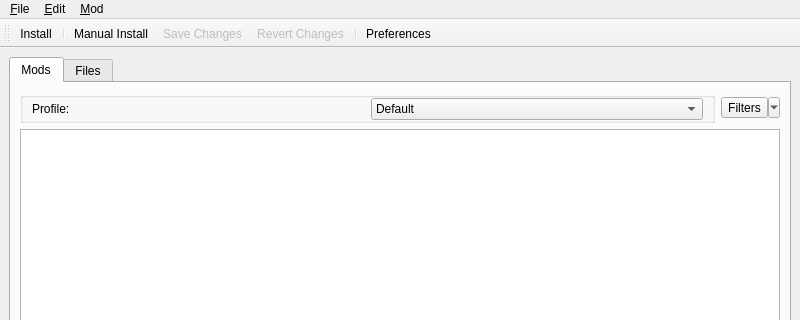
Above: skymodman/interface/designer/ui/manager_window.ui from Kf4btg/SkyModMan before the change; both pictures show x 0 to 800 and y 0 to 320 of the 800 by 600 pixel window. Below: the same form after it.
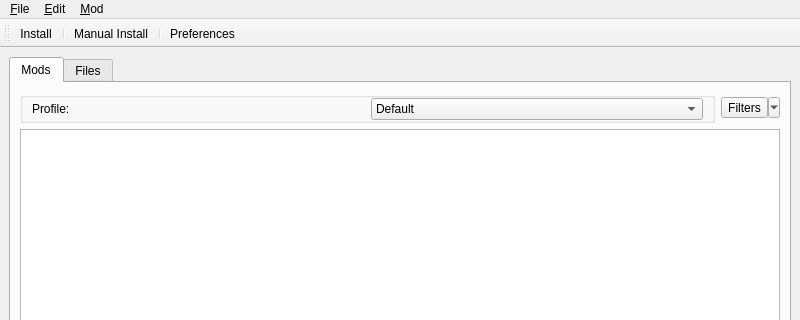
That is the form after the change. Icons and pictures are not drawn. Custom widgets are drawn as their Qt base class.

Commit message: Remove redundant save/apply btns from toolbar

What changed in the file:
```diff
--- a/skymodman/interface/designer/ui/manager_window.ui
+++ b/skymodman/interface/designer/ui/manager_window.ui
@@ -448,8 +448,6 @@
    <addaction name="action_install_mod"/>
    <addaction name="separator"/>
    <addaction name="action_manual_install"/>
-   <addaction name="action_save_changes"/>
-   <addaction name="action_revert_changes"/>
    <addaction name="separator"/>
    <addaction name="action_preferences"/>
   </widget>
```
The commit also changes 2 other files.
